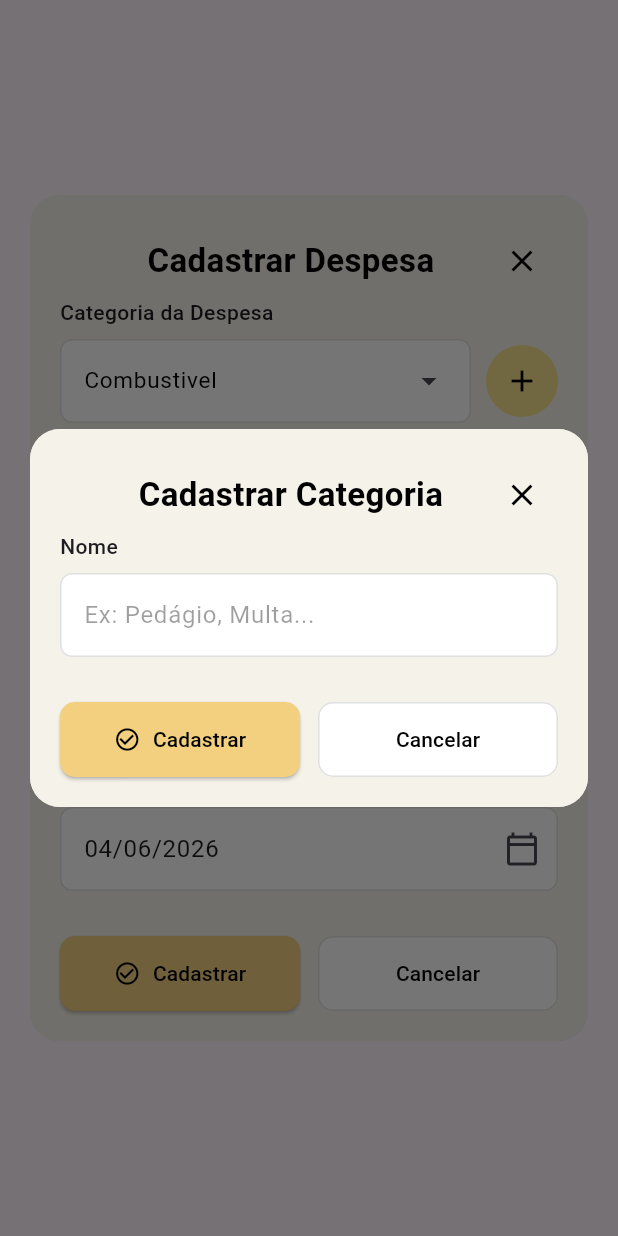
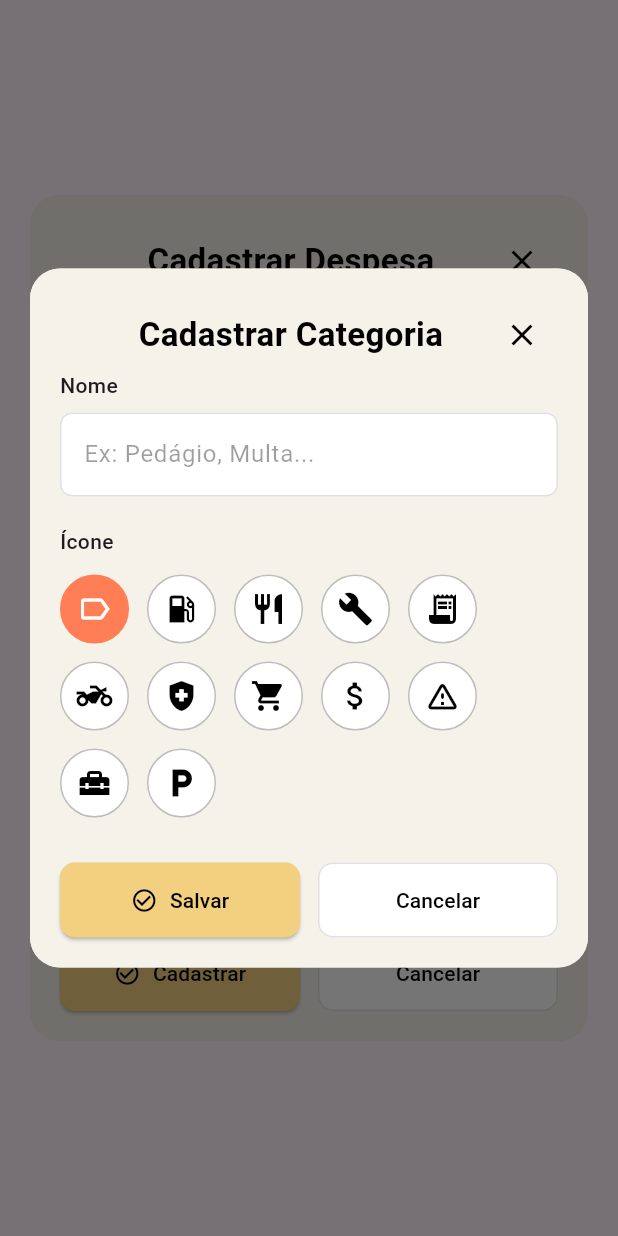
Before and after one commit to App-Motora/motora_app, a Flutter app: the AutomaticExpenseForm widget shown alone on an empty page, opened directly, after a tap on the "add" icon, on a phone screen of 412 x 824 dp. Run offline on Flutter 3.47's test engine with Material 3 defaults, Android fonts, the phone set to English and light mode, and no system bars; our stand-ins replace cloud_firestore, firebase_auth, firebase_core, geolocator; accounts and stored records are empty; generated files the repository leaves out were written again.

Commit message:
adicionando a funcionalidade de cadastrar um ícone em uma categoria

```diff
--- a/lib/categories_list_page.dart
+++ b/lib/categories_list_page.dart
@@ -124,8 +124,8 @@ class _CategoriesListPageState extends State<CategoriesListPage> {
                     color: AppColors.corDespesa,
                     borderRadius: BorderRadius.circular(12),
                   ),
-                  child: const Icon(
-                    Icons.category,
+                  child: Icon(
+                    IconData(categoria.iconCode, fontFamily: 'MaterialIcons'),
                     color: AppColors.corIconeClaro,
                     size: 24,
                   ),
--- a/lib/components/automatic_expense_form.dart
+++ b/lib/components/automatic_expense_form.dart
@@ -41,7 +41,7 @@ class _AutomaticExpenseFormState extends State<AutomaticExpenseForm> {
       _valorController.text = d.valor.toStringAsFixed(2).replaceAll('.', ',');
       _dataController.text = DateFormat('dd/MM/yyyy').format(d.data);
     } else {
-      categoriaSelecionada = 'Combustivel';
+      categoriaSelecionada = 'Combustível';
       _valorController.text = '';
       _dataController.text = DateFormat('dd/MM/yyyy').format(DateTime.now());
     }
@@ -189,28 +189,48 @@ class _AutomaticExpenseFormState extends State<AutomaticExpenseForm> {
   }
 
   Widget _buildContent() {
-    final List<String> categoriasPadrao = [
-      'Combustível',
-      'Alimentação',
-      'Manutenção',
+    final List<Categoria> categoriasPadrao = [
+      Categoria(
+        nome: 'Combustível',
+        userId: 'padrao',
+        iconCode: Icons.local_gas_station.codePoint,
+      ),
+      Categoria(
+        nome: 'Alimentação',
+        userId: 'padrao',
+        iconCode: Icons.restaurant.codePoint,
+      ),
+      Categoria(
+        nome: 'Manutenção',
+        userId: 'padrao',
+        iconCode: Icons.build.codePoint,
+      ),
     ];
 
     return StreamBuilder<List<Categoria>>(
       stream: FirestoreService().buscarCategorias(),
       builder: (context, snapshot) {
-        final categoriasDoUsuario =
-            snapshot.data?.map((c) => c.nome).toList() ?? [];
-        final List<String> todasAsCategorias = {
-          ...categoriasPadrao,
-          if (categoriaSelecionada != null) categoriaSelecionada!,
-          ...categoriasDoUsuario,
-        }.toList();
+        final categoriasDoUsuario = snapshot.data ?? [];
+        final Map<String, Categoria> mapaCategorias = {};
 
-        if (categoriaSelecionada == null ||
-            !todasAsCategorias.contains(categoriaSelecionada)) {
-          categoriaSelecionada =
-              widget.despesaParaEditar?.categoria ?? todasAsCategorias.first;
+        for (var c in categoriasPadrao) {
+          mapaCategorias[c.nome] = c;
         }
+        for (var c in categoriasDoUsuario) {
+          mapaCategorias[c.nome] = c;
+        }
+        if (categoriaSelecionada != null &&
+            !mapaCategorias.containsKey(categoriaSelecionada)) {
+          mapaCategorias[categoriaSelecionada!] = Categoria(
+            nome: categoriaSelecionada!,
+            userId: 'temp',
+            iconCode: Icons.category.codePoint,
+          );
+        }
+        final List<Categoria> todasAsCategorias = mapaCategorias.values
+            .toList();
+        categoriaSelecionada ??=
+            widget.despesaParaEditar?.categoria ?? todasAsCategorias.first.nome;
 
         return Column(
           mainAxisSize: MainAxisSize.min,
@@ -244,12 +264,23 @@ class _AutomaticExpenseFormState extends State<AutomaticExpenseForm> {
                           ),
                         ),
                         dropdownMenuEntries: todasAsCategorias.map((
-                          String value,
+                          Categoria cat,
                         ) {
-                          final bool isSelected = value == categoriaSelecionada;
+                          final bool isSelected =
+                              cat.nome == categoriaSelecionada;
                           return DropdownMenuEntry<String>(
-                            value: value,
-                            label: value,
+                            value: cat.nome,
+                            label: cat.nome,
+                            leadingIcon: Icon(
+                              IconData(
+                                cat.iconCode,
+                                fontFamily: 'MaterialIcons',
+                              ),
+                              color: isSelected
+                                  ? AppColors.corDespesa
+                                  : AppColors.corTexto,
+                              size: 22,
+                            ),
                             style: AppColors.dropdownMenuItemStyle(isSelected),
                           );
                         }).toList(),
--- a/lib/components/category_form.dart
+++ b/lib/components/category_form.dart
@@ -16,13 +16,31 @@ class CategoryForm extends StatefulWidget {
 class _CategoryFormState extends State<CategoryForm> {
   final _nomeController = TextEditingController();
   bool _isSaving = false;
-  bool _isDeleting = false;
+  final List<IconData> _iconesDisponiveis = [
+    Icons.label_outline,
+    Icons.local_gas_station,
+    Icons.restaurant,
+    Icons.build,
+    Icons.receipt_long,
+    Icons.two_wheeler,
+    Icons.health_and_safety,
+    Icons.shopping_cart,
+    Icons.attach_money,
+    Icons.warning_amber_rounded,
+    Icons.home_repair_service,
+    Icons.local_parking,
+  ];
+
+  late int _iconeSelecionado;
 
   @override
   void initState() {
     super.initState();
     if (widget.categoriaParaEditar != null) {
       _nomeController.text = widget.categoriaParaEditar!.nome;
+      _iconeSelecionado = widget.categoriaParaEditar!.iconCode;
+    } else {
+      _iconeSelecionado = Icons.label_outline.codePoint;
     }
   }
 
@@ -51,7 +69,9 @@ class _CategoryFormState extends State<CategoryForm> {
         id: widget.categoriaParaEditar?.id,
         nome: nome,
         userId: FirebaseAuth.instance.currentUser!.uid,
+        iconCode: _iconeSelecionado,
       );
+
       if (widget.categoriaParaEditar == null) {
         await FirestoreService().salvarCategoria(categoria);
       } else {
@@ -107,9 +127,49 @@ class _CategoryFormState extends State<CategoryForm> {
               ),
             ),
           ),
+          const SizedBox(height: 20),
+          const Text('Ícone', style: TextStyle(fontWeight: FontWeight.w500)),
+          const SizedBox(height: 12),
+          Wrap(
+            spacing: 12,
+            runSpacing: 12,
+            children: _iconesDisponiveis.map((iconData) {
+              final isSelected = iconData.codePoint == _iconeSelecionado;
+              return GestureDetector(
+                onTap: () {
+                  setState(() {
+                    _iconeSelecionado = iconData.codePoint;
+                  });
+                },
+                child: AnimatedContainer(
+                  duration: const Duration(milliseconds: 200),
+                  padding: const EdgeInsets.all(10),
+                  decoration: BoxDecoration(
+                    color: isSelected
+                        ? AppColors.corDespesa
+                        : AppColors.corInputs,
+                    shape: BoxShape.circle,
+                    border: Border.all(
+                      color: isSelected
+                          ? AppColors.corDespesa
+                          : AppColors.corSombra,
+                      width: 1,
+                    ),
+                  ),
+                  child: Icon(
+                    iconData,
+                    color: isSelected
+                        ? AppColors.corIconeClaro
+                        : AppColors.corTexto,
+                    size: 24,
+                  ),
+                ),
+              );
+            }).toList(),
+          ),
         ],
       ),
-      confirmButtonText: _isSaving ? 'Salvando...' : 'Cadastrar',
+      confirmButtonText: _isSaving ? 'Salvando...' : 'Salvar',
       confirmButtonIcon: _isSaving
           ? const SizedBox(
               width: 18,
@@ -120,7 +180,7 @@ class _CategoryFormState extends State<CategoryForm> {
               ),
             )
           : const Icon(Icons.check_circle_outline, color: AppColors.corIcone),
-      confirmButtonAction: _isSaving || _isDeleting ? null : _salvarCategoria,
+      confirmButtonAction: _isSaving ? null : _salvarCategoria,
       confirmButtonColor: AppColors.corBordaFocadaInputs,
       padding: const EdgeInsets.all(20.0),
       actionsSpacing: 30,
--- a/lib/models/category_model.dart
+++ b/lib/models/category_model.dart
@@ -2,17 +2,20 @@ class Categoria {
   final String? id;
   final String nome;
   final String userId;
+  final int iconCode;
 
   Categoria({
     this.id,
     required this.nome,
     required this.userId,
+    this.iconCode = 0xe148,
   });
 
   Map<String, dynamic> toMap() {
     return {
       'nome': nome,
       'userId': userId,
+      'iconCode': iconCode,
     };
   }
 
@@ -21,6 +24,7 @@ class Categoria {
       id: id,
       nome: map['nome'] ?? '',
       userId: map['userId'] ?? '',
+      iconCode: map['iconCode'] ?? 0xe148,
     );
   }
 }
```
